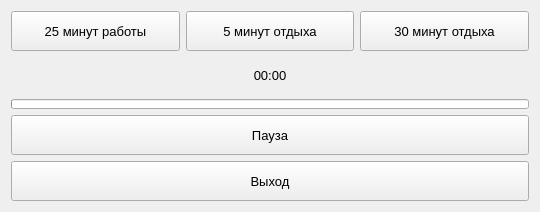
Above: pomodoroapp.ui from hydra13/PomodoroApp before the change. Below: the same form after it.
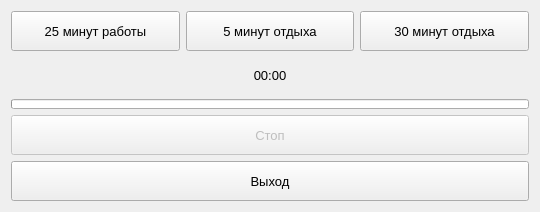
That is the form after the change.

```diff
--- a/pomodoroapp.ui
+++ b/pomodoroapp.ui
@@ -128,7 +128,10 @@
     </widget>
    </item>
    <item>
-    <widget class="QPushButton" name="pbPause">
+    <widget class="QPushButton" name="pbStop">
+     <property name="enabled">
+      <bool>false</bool>
+     </property>
      <property name="minimumSize">
       <size>
        <width>0</width>
@@ -141,7 +144,7 @@
       </font>
      </property>
      <property name="text">
-      <string>Пауза</string>
+      <string>Стоп</string>
      </property>
     </widget>
    </item>
```
Left out of the diff: 3 changed lines with no effect on the pictures.
